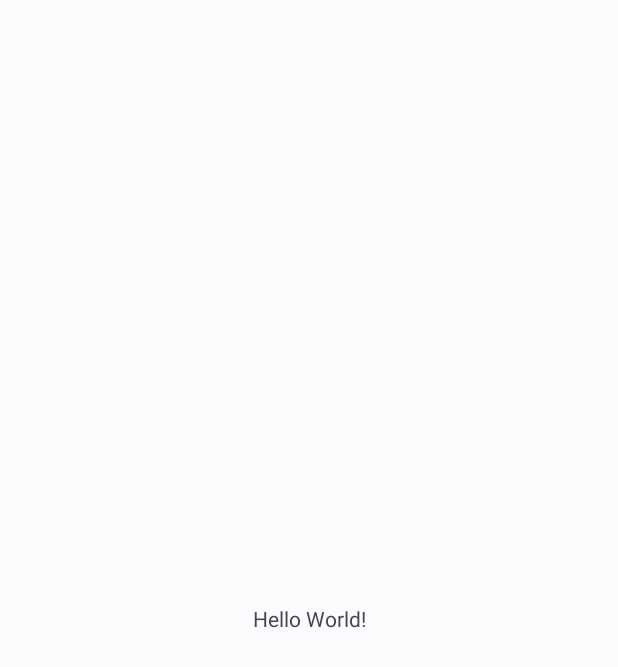
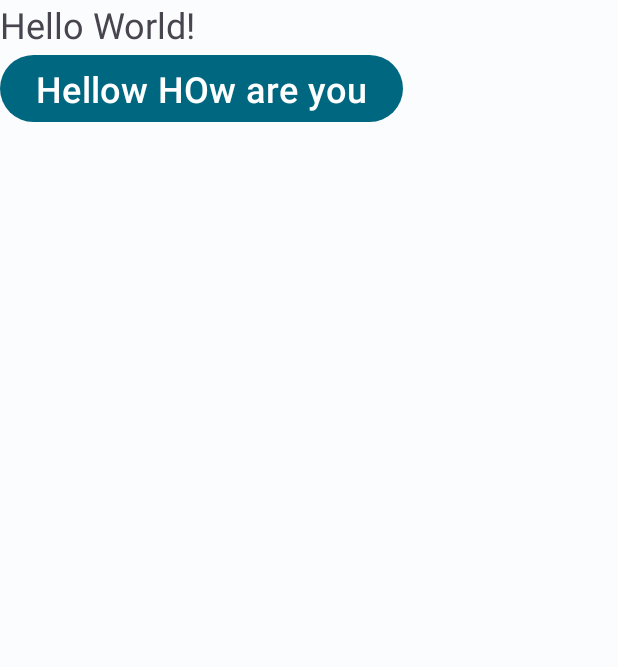
Before and after one commit to vishalyadav3119/TrendingSO, an Android app: the screen it shows after launch (MainActivity), on a phone screen of 412 x 824 dp. Before the commit the part shown is almost empty. Shown: the top 667 px of the screen. Run offline under Robolectric (Android 15) with nearby library versions, the phone set to English and light mode, and no system bars.

```diff
--- a/app/src/main/res/layout/activity_main.xml
+++ b/app/src/main/res/layout/activity_main.xml
@@ -1,8 +1,9 @@
 <?xml version="1.0" encoding="utf-8"?>
-<androidx.constraintlayout.widget.ConstraintLayout xmlns:android="http://schemas.android.com/apk/res/android"
+<LinearLayout xmlns:android="http://schemas.android.com/apk/res/android"
     xmlns:app="http://schemas.android.com/apk/res-auto"
     xmlns:tools="http://schemas.android.com/tools"
     android:layout_width="match_parent"
+    android:orientation="vertical"
     android:layout_height="match_parent"
     tools:context=".MainActivity">
 
@@ -10,9 +11,12 @@
         android:layout_width="wrap_content"
         android:layout_height="wrap_content"
         android:text="Hello World!"
-        app:layout_constraintBottom_toBottomOf="parent"
-        app:layout_constraintEnd_toEndOf="parent"
-        app:layout_constraintStart_toStartOf="parent"
-        app:layout_constraintTop_toTopOf="parent" />
+        android:textSize="24sp"
+        />
+    <Button
+        android:layout_width="wrap_content"
+        android:layout_height="wrap_content"
+        android:text="Hellow HOw are you"
+        android:textSize="24dp"/>
 
-</androidx.constraintlayout.widget.ConstraintLayout>
+</LinearLayout>
```
